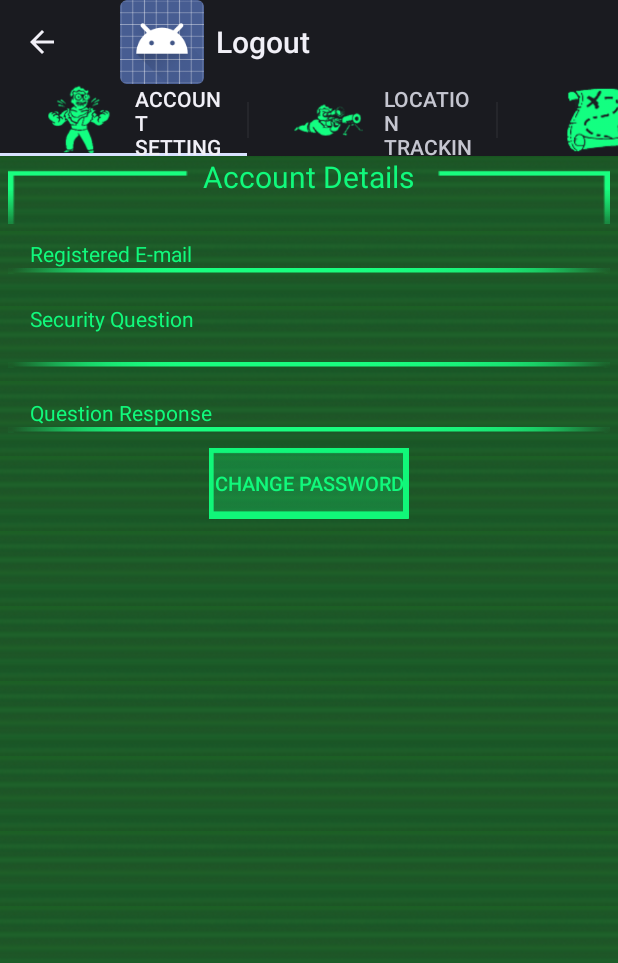
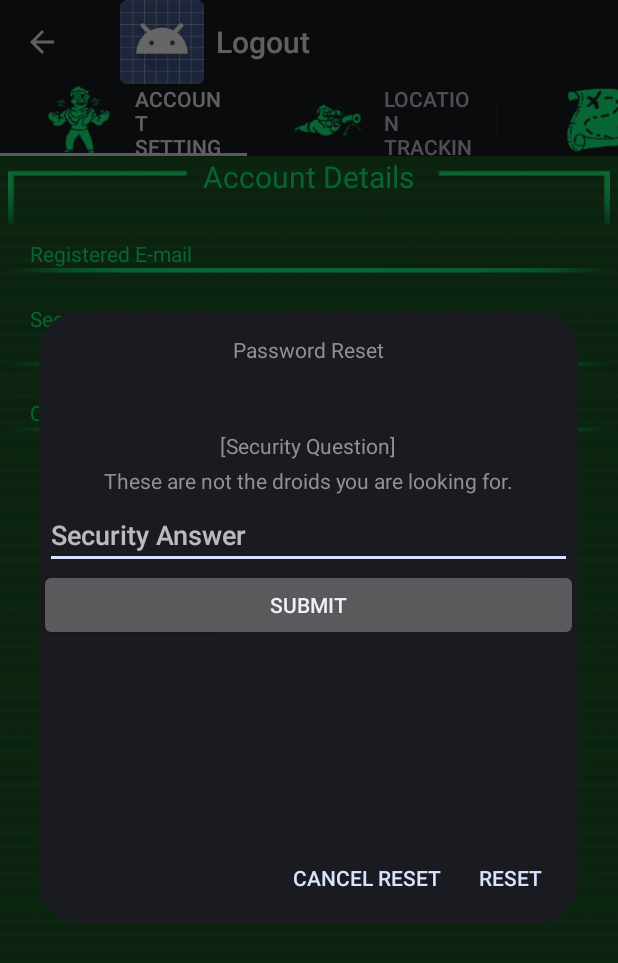
Before and after one commit to joshru/GeoTracker, an Android app: the MainActivity screen opened directly, with no data from a screen before it, after a tap on "CHANGE PASSWORD", on a phone screen of 412 x 824 dp. Shown: the top 963 px of the screen. Run offline under Robolectric (Android 15) with nearby library versions, the phone set to English and light mode, and no system bars; 1 other tap on this screen came first.

Commit message:
Attempting to implement change password

```diff
--- a/app/src/main/java/com/tcss450/moneyteam/geotracker/fragments/AccountFragment.java
+++ b/app/src/main/java/com/tcss450/moneyteam/geotracker/fragments/AccountFragment.java
@@ -7,6 +7,11 @@ import android.os.Bundle;
 import android.view.LayoutInflater;
 import android.view.View;
 import android.view.ViewGroup;
+import android.view.animation.Animation;
+import android.view.animation.ScaleAnimation;
+import android.widget.Button;
+import android.widget.ImageView;
+import android.widget.RelativeLayout;
 import android.widget.TextView;
 
 import com.tcss450.moneyteam.geotracker.R;
@@ -26,6 +31,8 @@ public class AccountFragment extends Fragment {
 
     /** The user secret question text view*/
     private TextView mUserQuestionLabel;
+    private Button mPasswordResetButton;
+    private RelativeLayout mAnswerLayout;
 
     /**
      * Createst the account information fragment and assigns all relevant listeners
@@ -44,6 +51,8 @@ public class AccountFragment extends Fragment {
             mUserEmailLabel = (TextView) rootView.findViewById(R.id.f_account_email);
             mUserQuestionLabel = (TextView) rootView.findViewById(R.id.f_account_question);
             mUserAnswerLabel = (TextView) rootView.findViewById(R.id.f_account_answer);
+            mPasswordResetButton = (Button) rootView.findViewById(R.id.account_password_reset);
+            mAnswerLayout = (RelativeLayout) rootView.findViewById(R.id.account_answer_layout);
 
             //GET SHARED PREFERENCES~~~~~~~~~~~~~~~~~~~~~~~~~~~~~~~~~~~~~~~~~~~~~~~~
             SharedPreferences myPreferences = getActivity().getSharedPreferences(getString(R.string.user_info_main_key), Context.MODE_PRIVATE);
@@ -57,6 +66,44 @@ public class AccountFragment extends Fragment {
             mUserAnswerLabel.setText(userAnswer);
 
             //SET ONCLICK LISTENERS~~~~~~~~~~~~~~~~~~~~~~~~~~~~~~~~~~~~~~~~~~~~~~~~~
+            mPasswordResetButton.setOnClickListener(new View.OnClickListener() {
+                @Override
+                public void onClick(View v) {
+                    ForgotPasswordDialog dialog = ForgotPasswordDialog.newInstance();
+                    dialog.show(getFragmentManager(), "forgotPW");
+                }
+            });
+
+            mAnswerLayout.setOnClickListener(new View.OnClickListener() {
+                @Override
+                public void onClick(View v) {
+                    ImageView lineView = (ImageView) getActivity().findViewById(R.id.account_line_bar);
+                    TextView answer = (TextView) getActivity().findViewById(R.id.f_account_answer);
+                    ScaleAnimation anim = new ScaleAnimation(0.0f, 1.0f, 1.0f, 1.0f, Animation.RELATIVE_TO_SELF,1.0f, Animation.RELATIVE_TO_SELF, 0.5f);
+                    anim.setDuration(700);
+                    lineView.startAnimation(anim);
+                    if(answer.getVisibility() == View.INVISIBLE) {
+                        answer.startAnimation(anim);
+                        answer.setVisibility(View.VISIBLE);
+                    }else{
+                        answer.setVisibility(View.INVISIBLE);
+                    }
+                }
+            });
+
             return rootView;
         }
+
+
+    /**
+     * OnClickListener for change password button.
+     */
+    public void changePassword() {
+        View lineView = getActivity().findViewById(R.id.account_line_bar);
+        ScaleAnimation anim = new ScaleAnimation(0.0f, 1.0f, 1.0f, 1.0f, Animation.RELATIVE_TO_SELF,1.0f, Animation.RELATIVE_TO_SELF, 0.5f);
+        anim.setDuration(700);
+        lineView.startAnimation(anim);
+        ForgotPasswordDialog dialog = ForgotPasswordDialog.newInstance();
+       dialog.show(getFragmentManager(), "forgotPW");
+    }
 }
--- a/app/src/main/res/layout/fragment_account_settings.xml
+++ b/app/src/main/res/layout/fragment_account_settings.xml
@@ -37,6 +37,16 @@
         android:layout_marginBottom="10dp"
         android:layout_marginTop="10dp">
 
+        <ImageView
+            android:layout_width="fill_parent"
+            android:layout_height="wrap_content"
+            android:id="@+id/imageView9"
+            android:background="@drawable/pip_hud_flat_bar"
+            android:layout_marginLeft="5dp"
+            android:layout_marginRight="5dp"
+            android:layout_alignParentBottom="false"
+            android:layout_below="@+id/f_account_email" />
+
         <TextView
             android:layout_width="wrap_content"
             android:layout_height="wrap_content"
@@ -46,16 +56,6 @@
             android:layout_alignParentEnd="false"
             android:layout_marginStart="20dp"
             android:textColor="#ff11f97c" />
-
-        <ImageView
-            android:layout_width="fill_parent"
-            android:layout_height="wrap_content"
-            android:id="@+id/imageView7"
-            android:background="@drawable/pip_hud_flat_bar"
-            android:layout_marginLeft="5dp"
-            android:layout_marginRight="5dp"
-            android:layout_alignParentBottom="false"
-            android:layout_below="@+id/textView15" />
 
         <TextView
             android:layout_width="wrap_content"
@@ -111,17 +111,19 @@
         android:layout_width="fill_parent"
         android:layout_height="wrap_content"
         android:layout_marginBottom="10dp"
-        android:layout_marginTop="10dp">
+        android:layout_marginTop="10dp"
+        android:nestedScrollingEnabled="false"
+        android:id="@+id/account_answer_layout">
 
         <ImageView
             android:layout_width="fill_parent"
             android:layout_height="wrap_content"
-            android:id="@+id/imageView9"
+            android:id="@+id/account_line_bar"
             android:background="@drawable/pip_hud_flat_bar"
             android:layout_marginLeft="5dp"
             android:layout_marginRight="5dp"
             android:layout_alignParentBottom="false"
-            android:layout_below="@+id/textView18" />
+            android:layout_below="@+id/f_account_answer" />
 
         <TextView
             android:layout_width="wrap_content"
@@ -141,7 +143,8 @@
             android:id="@+id/f_account_answer"
             android:textColor="#ff11f97c"
             android:layout_alignParentEnd="true"
-            android:layout_marginEnd="20dp" />
+            android:layout_marginEnd="20dp"
+            android:visibility="invisible" />
 
     </RelativeLayout>
 
@@ -157,7 +160,6 @@
             android:layout_height="wrap_content"
             android:text="@string/account_reset_password_button"
             android:id="@+id/account_password_reset"
-            android:onClick="changePassword"
             android:layout_alignParentRight="true"
             android:layout_alignParentEnd="true"
             android:background="@drawable/pip_button_outline"
```
Also changed, not shown: app/src/main/java/com/tcss450/moneyteam/geotracker/activities/MainActivity.java (+3 -8 lines), app/src/main/res/anim/line_swag.xml (added, +11 -0 lines).
